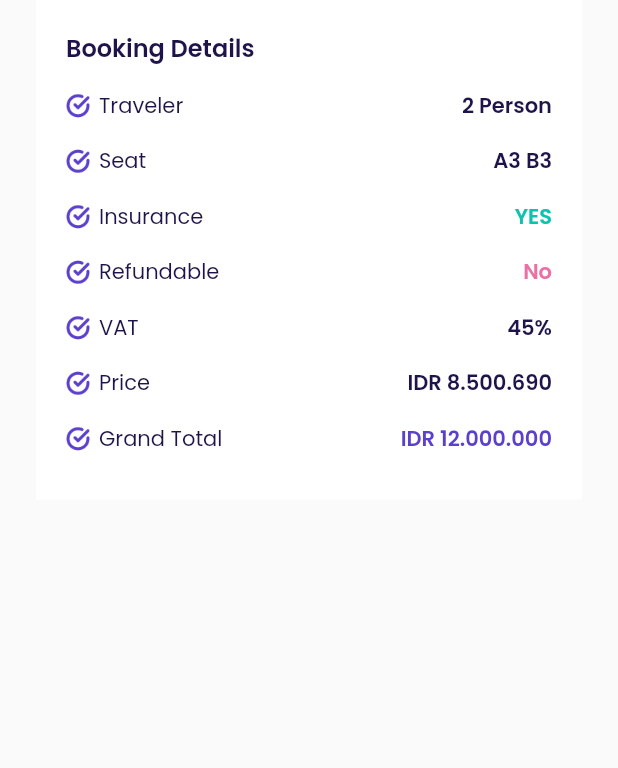
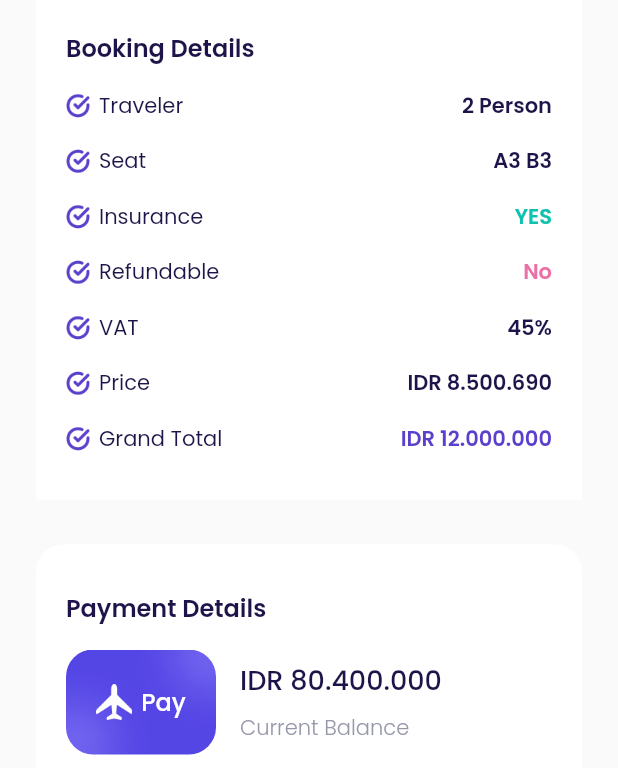
Before and after one commit to rizkyferdian/Flutter-Airplane-BLOC, a Flutter app: the CheckoutPage screen opened directly, on a phone screen of 412 x 824 dp, the part 468-1236 px from its top. Run offline on Flutter 3.47's test engine with Material 2 defaults, Android fonts, the phone set to English and light mode, and no system bars; our stand-ins replace bloc, flutter_bloc, google_fonts.

Commit message:
new Page

```diff
--- /dev/null
+++ b/lib/cubit/cubit/page_cubit.dart
@@ -0,0 +1,10 @@
+import 'package:bloc/bloc.dart';
+import 'package:meta/meta.dart';
+
+class PageCubit extends Cubit<int> {
+  PageCubit() : super(0);
+
+  void setPage(int newPage) {
+    emit(newPage);
+  }
+}
--- a/lib/ui/pages/checkout.dart
+++ b/lib/ui/pages/checkout.dart
@@ -1,10 +1,13 @@
 import 'package:airplane/shared/theme.dart';
+import 'package:airplane/ui/pages/success_checkout.dart';
 import 'package:airplane/ui/widget/booking_detail_item.dart';
+import 'package:airplane/ui/widget/custom_button.dart';
 import 'package:flutter/material.dart';
 
 class CheckoutPage extends StatelessWidget {
   const CheckoutPage({Key? key}) : super(key: key);
-
+  @override
+  Widget build(BuildContext context) {
     Widget route() {
       return Container(
         margin: EdgeInsets.only(top: 50),
@@ -159,8 +162,135 @@ class CheckoutPage extends StatelessWidget {
       );
     }
 
-  @override
-  Widget build(BuildContext context) {
+    Widget paymentDetails() {
+      return Container(
+        margin: EdgeInsets.only(top: 30),
+        padding: EdgeInsets.symmetric(
+          horizontal: 20,
+          vertical: 30,
+        ),
+        decoration: BoxDecoration(
+          borderRadius: BorderRadius.circular(18),
+          color: kWhiteColor,
+        ),
+        child: Column(
+          crossAxisAlignment: CrossAxisAlignment.start,
+          children: [
+            Text(
+              'Payment Details',
+              style: blackTextStyle.copyWith(
+                fontSize: 16,
+                fontWeight: semiBold,
+              ),
+            ),
+            Container(
+              margin: EdgeInsets.only(top: 16),
+              child: Row(
+                children: [
+                  Container(
+                    width: 100,
+                    height: 70,
+                    margin: EdgeInsets.only(right: 16),
+                    decoration: BoxDecoration(
+                      borderRadius: BorderRadius.circular(18),
+                      image: DecorationImage(
+                        fit: BoxFit.cover,
+                        image: AssetImage(
+                          'assets/image_card.png',
+                        ),
+                      ),
+                    ),
+                    child: Center(
+                      child: Row(
+                        mainAxisAlignment: MainAxisAlignment.center,
+                        children: [
+                          Container(
+                            width: 24,
+                            height: 24,
+                            margin: EdgeInsets.only(right: 6),
+                            decoration: BoxDecoration(
+                              image: DecorationImage(
+                                image: AssetImage(
+                                  'assets/icon_plane.png',
+                                ),
+                              ),
+                            ),
+                          ),
+                          Text(
+                            'Pay',
+                            style: whiteTextStyle.copyWith(
+                              fontSize: 16,
+                              fontWeight: medium,
+                            ),
+                          ),
+                        ],
+                      ),
+                    ),
+                  ),
+                  Expanded(
+                    child: Column(
+                      crossAxisAlignment: CrossAxisAlignment.start,
+                      children: [
+                        Text(
+                          'IDR 80.400.000',
+                          style: blackTextStyle.copyWith(
+                            fontSize: 18,
+                            fontWeight: medium,
+                          ),
+                          overflow: TextOverflow.ellipsis,
+                        ),
+                        SizedBox(
+                          height: 8,
+                        ),
+                        Text(
+                          'Current Balance',
+                          style: greyTextStyle.copyWith(
+                            fontWeight: light,
+                          ),
+                        ),
+                      ],
+                    ),
+                  ),
+                ],
+              ),
+            ),
+          ],
+        ),
+      );
+    }
+
+    Widget payNowButton() {
+      return CustomButton(
+        title: 'Pay Now',
+        onPressed: () {
+          Navigator.push(
+            context,
+            MaterialPageRoute(
+              builder: ((context) => const SuccessCheckoutPage()),
+            ),
+          );
+        },
+        margin: EdgeInsets.only(top: 30),
+      );
+    }
+
+    Widget tacButton() {
+      return Container(
+        alignment: Alignment.center,
+        margin: EdgeInsets.only(
+          top: 50,
+          bottom: 75,
+        ),
+        child: Text(
+          "Terms and Conditions",
+          style: greyTextStyle.copyWith(
+            fontSize: 16,
+            fontWeight: light,
+          ),
+        ),
+      );
+    }
+
     return Scaffold(
         backgroundColor: kBackgroundColor,
         body: ListView(
@@ -168,6 +298,9 @@ class CheckoutPage extends StatelessWidget {
           children: [
             route(),
             bookingDetails(),
+            paymentDetails(),
+            payNowButton(),
+            tacButton(),
           ],
         ));
   }
```
Also changed, not shown: lib/main.dart (+10 -1 lines), lib/ui/pages/main_page.dart (+26 -3 lines), lib/ui/pages/setting_page.dart (added, +12 -0 lines), lib/ui/pages/success_checkout.dart (added, +61 -0 lines), lib/ui/pages/transaction_page.dart (added, +12 -0 lines), lib/ui/pages/wallet_page.dart (added, +12 -0 lines), lib/ui/widget/custom_bottom_navigation.dart (+21 -14 lines), pubspec.yaml (+1 -6 lines), pubspec.lock. Lines whose indentation alone changed are shown as unchanged.
